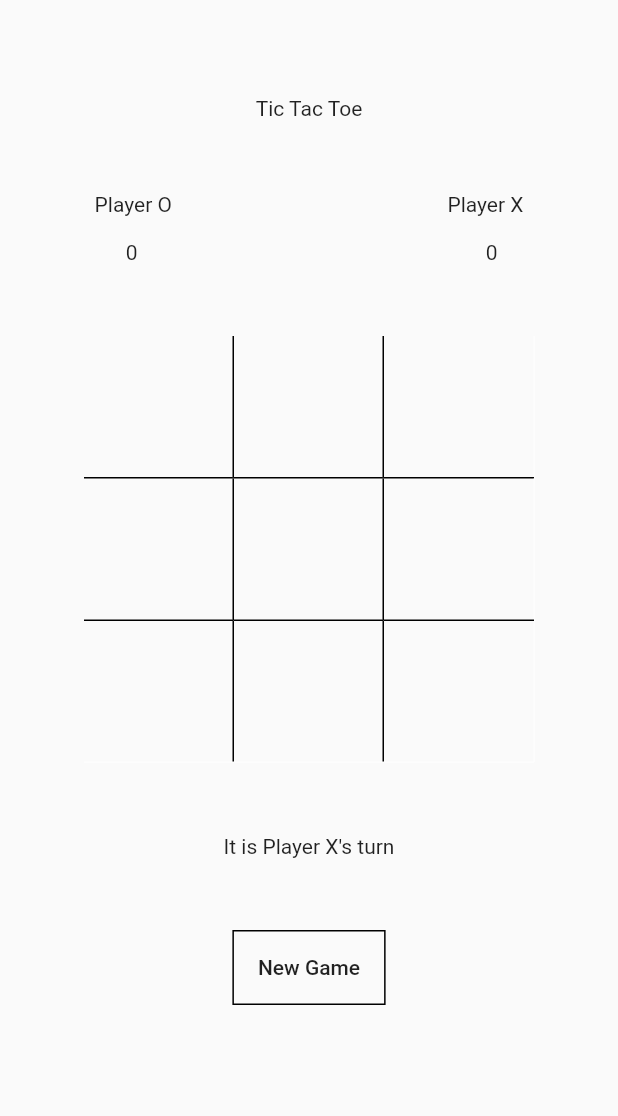
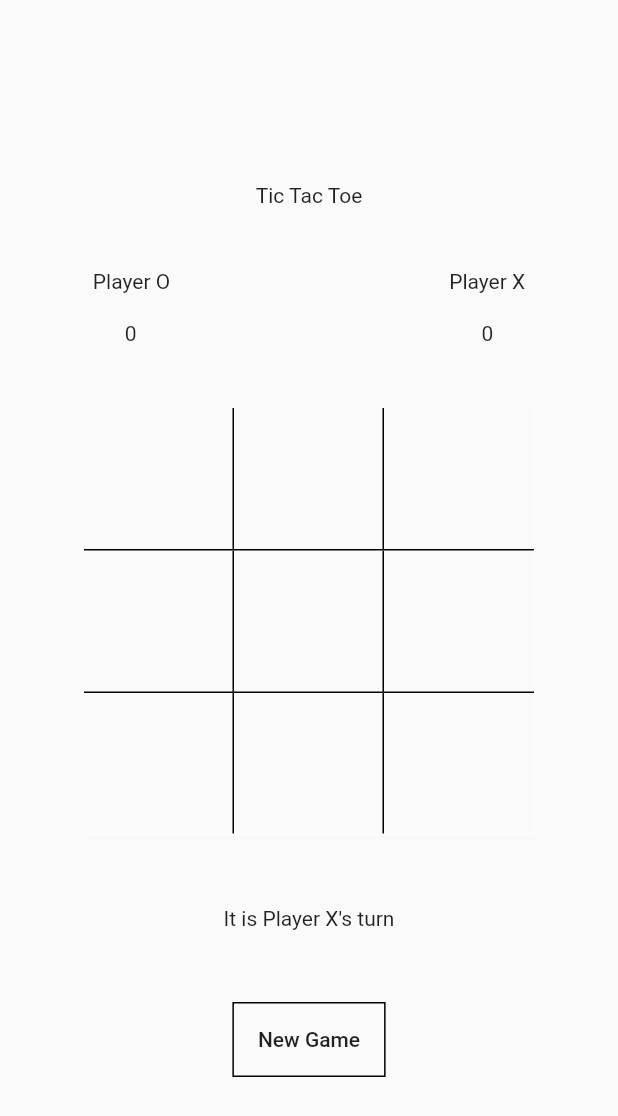
Before and after one commit to shaheriar/tictactoe, a Flutter app: the screen it shows after launch, on a phone screen of 412 x 824 dp. Shown: the top 1116 px of the screen. Run offline on Flutter 3.47's test engine with Material 2 defaults, Android fonts, the phone set to English and light mode, and no system bars.

Commit message:
Code clean up

```diff
--- a/lib/main.dart
+++ b/lib/main.dart
@@ -48,35 +48,39 @@ class _HomePageState extends State<HomePage> {
     return Scaffold(
         body: Center(
           child: Column(
-            children: [
-              Align(
-                alignment: Alignment(0, 0),
-                child: Text('\n\n\n'),
+              mainAxisAlignment: MainAxisAlignment.center,
+              children: [
+                Row(
+                  mainAxisSize: MainAxisSize.min,
+                  children: [
+                    Text('\nTic Tac Toe\n\n'),
+                  ],
+                ),
+                Row(
+                  mainAxisSize: MainAxisSize.min,
+                  children: [
+                    Text('Player O'),
+                    Container(
+                      width: 186.0,
+                      height: 35.0,
+                    ),
+                    Text('Player X'),
+                  ],
+                ),
+              Row(
+                mainAxisSize: MainAxisSize.min,
+                children: [
+                  Text('$scoreo'),
+                  Container(
+                    width: 230.0,
+                    height: 35.0,
+                  ),
+                  Text('$scorex'),
+                ],
               ),
               Align(
                 alignment: Alignment(0, 0),
-                child: Text('Tic Tac Toe'),
-              ),
-              Align(
-                alignment: Alignment(0, 0),
-                child: Text('\n\n'),
-              ),
-              Align(
-                alignment: Alignment(0.0, 0.0),
-                child: Text('Player O                                                     '
-                            'Player X'),
-              ),
-              Align(
-                alignment: Alignment(0.0, 0.0),
-                  child: Text('\n $scoreo \t\t\t\t\t\t\t\t\t\t\t\t\t\t'
-                                          '\t\t\t\t\t\t\t\t\t\t\t\t\t\t'
-                                          '\t\t\t\t\t\t\t\t\t\t\t\t\t\t'
-                                          '\t\t\t\t\t\t\t\t\t\t\t\t\t\t'
-                                          '\t\t\t\t\t\t\t\t\t $scorex'),
-              ),
-              Align(
-                alignment: Alignment(0, 0),
-                child: Text('\n\n'),
+                child: Text('\n'),
               ),
               Row(                                    //first row
                 mainAxisSize: MainAxisSize.min,
@@ -102,17 +106,9 @@ class _HomePageState extends State<HomePage> {
                   _buildElement(2, 2),
                 ],
               ),
-              Align(
-                alignment: Alignment(0, 0),
-                child: Text('\n\n'),
-              ),
               Align(                             //to let the user know whose turn it is
                 alignment: Alignment(0, 0),
-                child: Text('It is Player $_nextChar\'s turn'),
-              ),
-              Align(
-                alignment: Alignment(0, 0),
-                child: Text('\n\n'),
+                child: Text('\n\n\nIt is Player $_nextChar\'s turn\n\n\n'),
               ),
               Container(
                 decoration: BoxDecoration(
```
